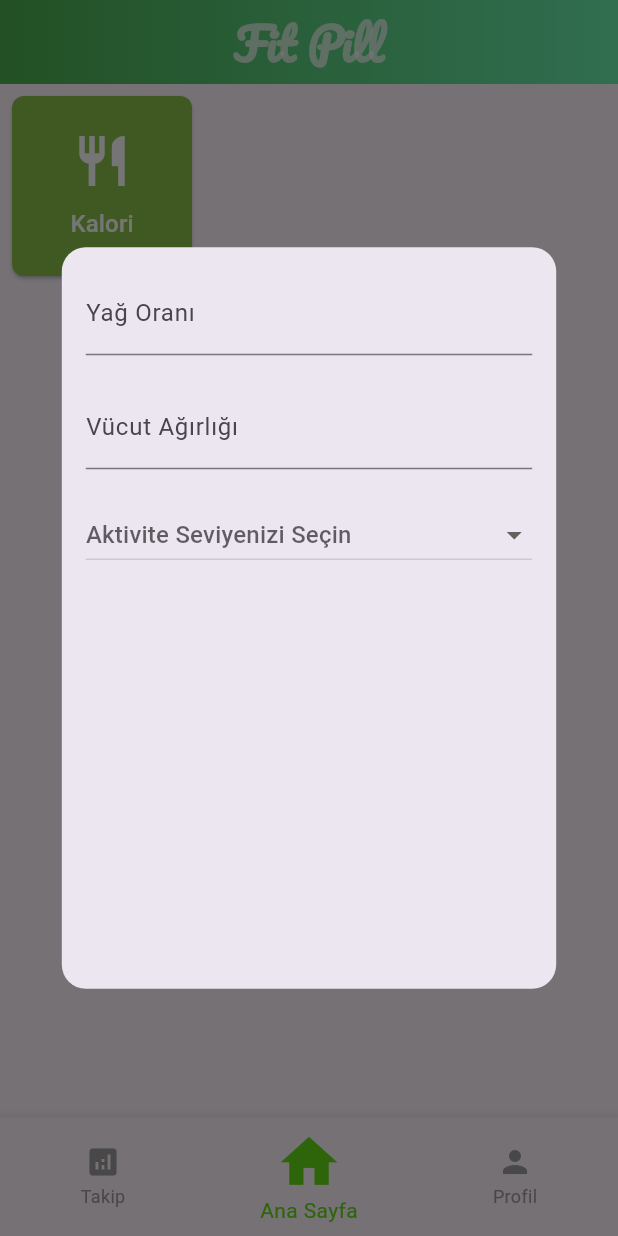
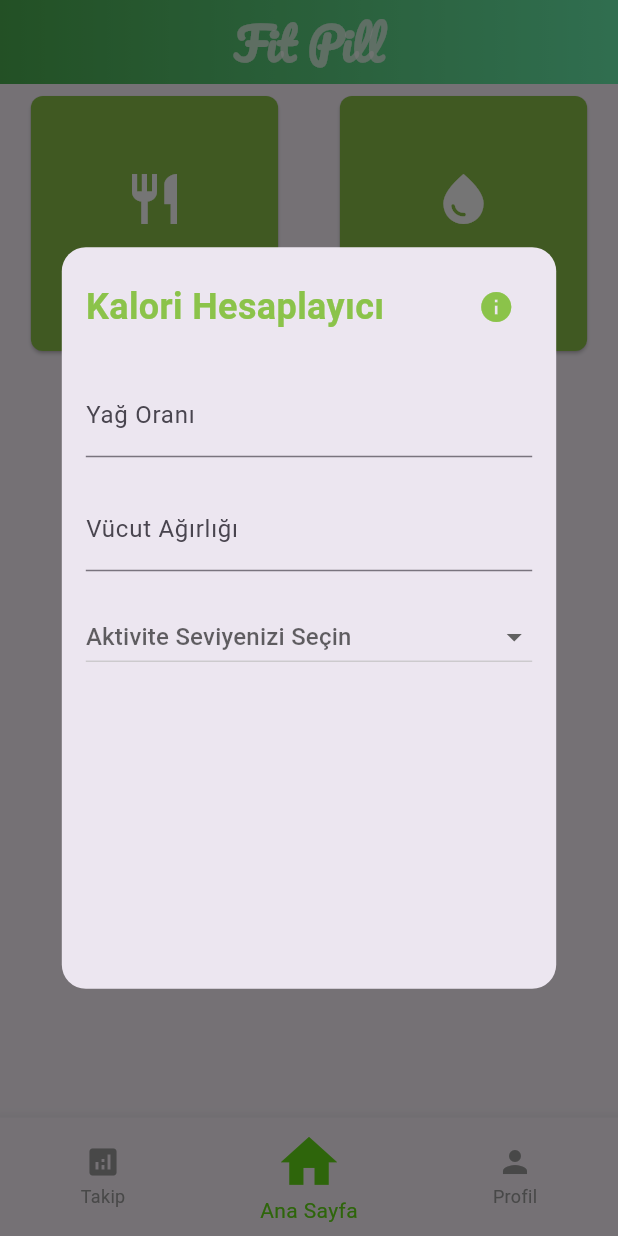
Before and after one commit to cukuryunusemre/fitpil, a Flutter app: the screen it shows after launch, item 2 of the bottom bar chosen, after a tap on "Kalori", on a phone screen of 412 x 824 dp. Run offline on Flutter 3.47's test engine with Material 3 defaults, Android fonts, the phone set to English and light mode, and no system bars; our stand-ins replace image_picker.

Commit message:
kalori sayfası hatalar giderildi

```diff
--- /dev/null
+++ b/lib/calorie_dart.dart
@@ -0,0 +1,217 @@
+import 'package:fitpil/main.dart';
+import 'package:flutter/material.dart';
+
+TextEditingController fat_percentageController = TextEditingController();
+TextEditingController body_weightController = TextEditingController();
+List<String> activity_level = [
+  "Sedanter (Hareketsiz)",
+  "Az Aktif (1-3 gün egzersiz)",
+  "Orta Aktif (3-5 gün egzersiz.)",
+  "Çok Aktif (6-7 gün egzersiz)",
+  "Atletik (Profesyonel Sporcu)"
+];
+int? selectedIndex;
+double? maintain_calorie;
+double bmr = 0;
+String fat_rate_warning = '';
+String bw_warning = '';
+double for_cut = 0;
+double for_bulk = 0;
+
+void showCaloriePage(BuildContext context) {
+  fat_percentageController.clear();
+  body_weightController.clear();
+  selectedIndex = null;
+  fat_rate_warning = '';
+  bw_warning = '';
+  maintain_calorie = null;
+  showDialog(
+    context: context,
+    builder: (BuildContext context) {
+      return StatefulBuilder(
+          builder: (BuildContext context, StateSetter setState) {
+        return Dialog(
+          shape: RoundedRectangleBorder(
+            borderRadius: BorderRadius.circular(16),
+          ),
+          child: Container(
+            padding: EdgeInsets.all(16),
+            width: MediaQuery.of(context).size.width * 0.8,
+            height: MediaQuery.of(context).size.height * 0.6,
+            child: Column(
+              mainAxisSize: MainAxisSize.min,
+              children: [
+                Row(
+                  mainAxisAlignment: MainAxisAlignment.spaceBetween,
+                  children: [
+                    Text(
+                      "Kalori Hesaplayıcı",
+                      style: TextStyle(
+                          fontSize: 24.0,
+                          fontWeight: FontWeight.bold,
+                          color: Colors.lightGreen),
+                    ),
+                    IconButton(
+                      onPressed: () {
+                        showDialog(
+                          context: context,
+                          builder: (BuildContext context) {
+                            return AlertDialog(
+                              title: Text(
+                                "Açıklama",
+                                style: TextStyle(color: Colors.lightGreen),
+                              ),
+                              content: Text(
+                                "Girilen yağ oranı ve vücut kütlesi ile bmr (bazal metabolizma hızı) ve "
+                                "günlük almanız gereken kalori ihtiyacınız hesaplanır."
+                                "Kilo vermek için günlük almanız gereken kalori ihtiyacınızın %15 azını, "
+                                "kilo almak için ise %10 fazlasını alabilirsiniz.\nBu hesaplamada Katch-McArdle Formülü kullanılmıştır.",
+                                style: TextStyle(fontSize: 15.0, height: 1.5),
+                              ),
+                              actions: [
+                                TextButton(
+                                  onPressed: Navigator.of(context).pop,
+                                  child: Text(
+                                    "Anladım",
+                                    style: TextStyle(
+                                        color: Colors.lightGreen,
+                                        fontSize: 18.0),
+                                  ),
+                                )
+                              ],
+                            );
+                          },
+                        );
+                      },
+                      icon: Icon(
+                        Icons.info,
+                        color: Colors.lightGreen,
+                      ),
+                    ),
+                  ],
+                ),
+                SizedBox(
+                  height: 20.0,
+                ),
+                // Yağ Oranı TextField
+                TextField(
+                  controller: fat_percentageController,
+                  keyboardType: TextInputType.number,
+                  decoration: InputDecoration(labelText: "Yağ Oranı"),
+                  onChanged: (_) =>
+                      _calculateCalori(setState), // Hemen kontrol et
+                ),
+                SizedBox(
+                  height: 20,
+                  child: Text(
+                    fat_rate_warning,
+                    style: TextStyle(color: Colors.redAccent),
+                  ),
+                ),
+                // Vücut Ağırlığı TextField
+                TextField(
+                  controller: body_weightController,
+                  keyboardType: TextInputType.number,
+                  decoration: InputDecoration(labelText: "Vücut Ağırlığı"),
+                  onChanged: (_) =>
+                      _calculateCalori(setState), // Hemen kontrol et
+                ),
+                SizedBox(
+                  height: 20,
+                  child: Text(
+                    bw_warning,
+                    style: TextStyle(color: Colors.redAccent),
+                  ),
+                ),
+                // Aktivite Seviyesi DropdownButton
+                DropdownButton<int>(
+                  value: selectedIndex,
+                  hint: Text("Aktivite Seviyenizi Seçin"),
+                  isExpanded: true,
+                  items: activity_level.asMap().entries.map((entry) {
+                    int index = entry.key;
+                    String activity = entry.value;
+
+                    return DropdownMenuItem<int>(
+                      value: index,
+                      child: Text(activity),
+                    );
+                  }).toList(),
+                  onChanged: (value) {
+                    setState(() {
+                      selectedIndex = value;
+                      if (fat_percentageController.text.isNotEmpty &&
+                          body_weightController.text.isNotEmpty) {
+                        _calculateCalori(
+                            setState); // Seçim değiştikçe kontrol et
+                      }
+                    });
+                  },
+                ),
+                SizedBox(
+                  height: 20.0,
+                ),
+                // Sonuç Gösterimi
+                if (maintain_calorie != null)
+                  Padding(
+                    padding: EdgeInsets.only(top: 20.0),
+                    child: Text(
+                      "BMR Değeriniz: ${(bmr).toStringAsFixed(0)}\n"
+                      "Kilonuzu korumak için : ${maintain_calorie!.isNaN ? "Tanımsız" : maintain_calorie!.toStringAsFixed(0)} kcal\n"
+                      "Kilo vermek için : ${(maintain_calorie! - maintain_calorie! * 0.15).toStringAsFixed(0)} kcal\n"
+                      "Kilo almak için : ${(maintain_calorie! + maintain_calorie! * 0.10).toStringAsFixed(0)} kcal",
+                      style: TextStyle(height: 1.5, fontSize: 16.0),
+                    ),
+                  ),
+              ],
+            ),
+          ),
+        );
+      });
+    },
+  );
+}
+
+// Yağ oranı ve vücut ağırlığını kontrol et ve kalori hesapla
+void _calculateCalori(StateSetter setState) {
+  double fat = double.tryParse(fat_percentageController.text) ?? 0;
+  double bw = double.tryParse(body_weightController.text) ?? 0;
+  double lean_body_mass = bw * (1 - (fat / 100));
+  bmr = 370 + (21.6 * lean_body_mass);
+
+  // Hata mesajlarını anında güncelle
+  setState(() {
+    if (fat < 2 || fat > 60) {
+      fat_rate_warning = "2 ile 60 arasında olmalı.";
+      maintain_calorie = null;
+      bw_warning = '';
+    } else if (bw < 25 || bw > 300) {
+      bw_warning = "En az 25 en fazla 300 olmalı.";
+      fat_rate_warning = '';
+      maintain_calorie = null;
+    } else {
+      fat_rate_warning = '';
+      bw_warning = '';
+      if (fat_percentageController.text.isEmpty ||
+          body_weightController.text.isEmpty ||
+          selectedIndex == null) {
+        maintain_calorie = null; // Sonuç yok
+      } else {
+        fat_rate_warning = ''; // Yağ oranı hatası yok
+        bw_warning = ''; // Vücut ağırlığı hatası yok
+        // Aktivite seviyesine göre kalori hesaplama
+        if (selectedIndex == 0) {
+          maintain_calorie = bmr * 1.2; // Sedanter
+        } else if (selectedIndex == 1) {
+          maintain_calorie = bmr * 1.375; // Az Aktif
+        } else if (selectedIndex == 2) {
+          maintain_calorie = bmr * 1.55; // Orta Aktif
+        } else if (selectedIndex == 3) {
+          maintain_calorie = bmr * 1.725; // Çok Aktif
+        } else if (selectedIndex == 4) {
+          maintain_calorie = bmr * 1.9; // Atletik
+        }
+      }
+    }
+  });
+}
--- /dev/null
+++ b/lib/fat_rate.dart
@@ -0,0 +1,6 @@
+import 'package:flutter/material.dart';
+// 1 tane radiobutton 4 tane textField erkekse 1 tane textField gizlenecek
+// 1 tane resultta sonuç gösterilecek
+// açıklama kısmı için Navy BF Calculator
+// erkek için : Vücut Yağ Yüzdesi = 86.010 × log10(Bel - Boyun) - 70.041 × log10(Boy) + 36.76
+// kadın için : Vücut Yağ Yüzdesi = 163.205 × log10(Bel + Kalça - Boyun) - 97.684 × log10(Boy) - 78.387
--- a/lib/home.dart
+++ b/lib/home.dart
@@ -1,6 +1,6 @@
-// hata mesajlarını düzelt
-
 import 'package:flutter/material.dart';
+import 'calorie_dart.dart';
+import 'fat_rate.dart';
 
 class HomePage extends StatefulWidget {
   @override
@@ -8,158 +8,6 @@ class HomePage extends StatefulWidget {
 }
 
 class _HomePageState extends State<HomePage> {
-  TextEditingController fat_percentageController = TextEditingController();
-  TextEditingController body_weightController = TextEditingController();
-  List<String> activity_level = [
-    "Sedanter (Hareketsiz)",
-    "Az Aktif (1-3 gün egzersiz)",
-    "Orta Aktif (3-5 gün egzersiz.)",
-    "Çok Aktif (6-7 gün egzersiz)",
-    "Atletik (Profesyonel Sporcu)"
-  ];
-  int? selectedIndex;
-  double? result;
-  String fat_rate_warning = '';
-  String bw_warning = '';
-  String? for_cut;
-  String? for_bulk;
-
-  void _showCaloriPage() {
-    fat_percentageController.clear();
-    body_weightController.clear();
-    selectedIndex = null;
-    fat_rate_warning = '';
-    bw_warning = '';
-    result = null;
-    showDialog(
-      context: context,
-      builder: (BuildContext context) {
-        return StatefulBuilder(
-            builder: (BuildContext context, StateSetter setState) {
-          return Dialog(
-            shape: RoundedRectangleBorder(
-              borderRadius: BorderRadius.circular(16),
-            ),
-            child: Container(
-              padding: EdgeInsets.all(16),
-              width: MediaQuery.of(context).size.width * 0.8,
-              height: MediaQuery.of(context).size.height * 0.6,
-              child: Column(
-                mainAxisSize: MainAxisSize.min,
-                children: [
-                  // Yağ Oranı TextField
-                  TextField(
-                    controller: fat_percentageController,
-                    keyboardType: TextInputType.number,
-                    decoration: InputDecoration(labelText: "Yağ Oranı"),
-                    onChanged: (_) =>
-                        _calculateCalori(setState), // Hemen kontrol et
-                  ),
-                  SizedBox(
-                    height: 20,
-                    child: Text(
-                      fat_rate_warning,
-                      style: TextStyle(color: Colors.redAccent),
-                    ),
-                  ),
-                  // Vücut Ağırlığı TextField
-                  TextField(
-                    controller: body_weightController,
-                    keyboardType: TextInputType.number,
-                    decoration: InputDecoration(labelText: "Vücut Ağırlığı"),
-                    onChanged: (_) =>
-                        _calculateCalori(setState), // Hemen kontrol et
-                  ),
-                  SizedBox(
-                    height: 20,
-                    child: Text(
-                      bw_warning,
-                      style: TextStyle(color: Colors.redAccent),
-                    ),
-                  ),
-                  // Aktivite Seviyesi DropdownButton
-                  DropdownButton<int>(
-                    value: selectedIndex,
-                    hint: Text("Aktivite Seviyenizi Seçin"),
-                    isExpanded: true,
-                    items: activity_level.asMap().entries.map((entry) {
-                      int index = entry.key;
-                      String activity = entry.value;
-
-                      return DropdownMenuItem<int>(
-                        value: index,
-                        child: Text(activity),
-                      );
-                    }).toList(),
-                    onChanged: (value) {
-                      setState(() {
-                        selectedIndex = value;
-                        _calculateCalori(
-                            setState); // Seçim değiştikçe kontrol et
-                      });
-                    },
-                  ),
-                  SizedBox(
-                    height: 20.0,
-                  ),
-                  // Sonuç Gösterimi
-                  if (result != null)
-                    Padding(
-                      padding: EdgeInsets.only(top: 20.0),
-                      child: Text("BMR Değeriniz: \n"
-                          "Günlük almanız gereken kalori : ${result!.isNaN ? "Tanımsız" : result!.toStringAsFixed(2)}"),
-                    ),
-                ],
-              ),
-            ),
-          );
-        });
-      },
-    );
-  }
-
-  // Yağ oranı ve vücut ağırlığını kontrol et ve kalori hesapla
-  void _calculateCalori(StateSetter setState) {
-    double fat = double.tryParse(fat_percentageController.text) ?? 0;
-    double bw = double.tryParse(body_weightController.text) ?? 0;
-    double lean_body_mass = bw * (1 - (fat / 100));
-    double bmr = 370 + (21.6 * lean_body_mass);
-
-    // Hata mesajlarını anında güncelle
-    setState(() {
-      if (fat < 2 || fat > 60) {
-        fat_rate_warning = "Yağ oranı 2'den düşük ve 60'dan yüksek olamaz.";
-        result = null;
-      } else if (bw < 25 || bw > 300) {
-        bw_warning = "Vücut ağırlığı 25'ten düşük ve 300'den yüksek olamaz.";
-        result = null;
-      } else {
-        if (fat_percentageController.text.isEmpty ||
-            body_weightController.text.isEmpty ||
-            selectedIndex == null) {
-          result = null; // Sonuç yok
-          fat_rate_warning = ''; // Uyarı mesajlarını sıfırla
-          bw_warning = '';
-        } else {
-          fat_rate_warning = ''; // Yağ oranı hatası yok
-          bw_warning = ''; // Vücut ağırlığı hatası yok
-          // Aktivite seviyesine göre kalori hesaplama
-          if (selectedIndex == 0) {
-            result = bmr * 1.2; // Sedanter
-          } else if (selectedIndex == 1) {
-            result = bmr * 1.375; // Az Aktif
-          } else if (selectedIndex == 2) {
-            result = bmr * 1.55; // Orta Aktif
-          } else if (selectedIndex == 3) {
-            result = bmr * 1.725; // Çok Aktif
-          } else if (selectedIndex == 4) {
-            result = bmr * 1.9; // Atletik
-          }
-        }
-      }
-    });
-  }
-
   @override
   Widget build(BuildContext context) {
     return Padding(
@@ -167,10 +15,11 @@ class _HomePageState extends State<HomePage> {
       child: Column(
         children: [
           Row(
+            mainAxisAlignment: MainAxisAlignment.spaceEvenly,
             children: [
               SizedBox(
-                width: 120.0,
-                height: 120.0,
+                width: MediaQuery.of(context).size.width * 0.4,
+                height: 170.0,
                 child: ElevatedButton(
                   style: ElevatedButton.styleFrom(
                     backgroundColor: Colors.lightGreen,
@@ -178,7 +27,9 @@ class _HomePageState extends State<HomePage> {
                       borderRadius: BorderRadius.circular(8),
                     ),
                   ),
-                  onPressed: _showCaloriPage,
+                  onPressed: () {
+                    showCaloriePage(context);
+                  },
                   child: Column(
                     mainAxisAlignment: MainAxisAlignment.center,
                     children: [
@@ -196,6 +47,39 @@ class _HomePageState extends State<HomePage> {
                   ),
                 ),
               ),
+              SizedBox(
+                width: 16.0,
+              ),
+              SizedBox(
+                width: MediaQuery.of(context).size.width * 0.4,
+                height: 170.0,
+                child: ElevatedButton(
+                  style: ElevatedButton.styleFrom(
+                    backgroundColor: Colors.lightGreen,
+                    shape: RoundedRectangleBorder(
+                      borderRadius: BorderRadius.circular(8),
+                    ),
+                  ),
+                  onPressed: () {
+                    // showFatRatePage(context);
+                  },
+                  child: Column(
+                    mainAxisAlignment: MainAxisAlignment.center,
+                    children: [
+                      Icon(
+                        Icons.water_drop,
+                        color: Colors.white,
+                        size: 40.0,
+                      ),
+                      SizedBox(height: 10.0),
+                      Text(
+                        "Yağ Oranı",
+                        style: TextStyle(color: Colors.white, fontSize: 16.0),
+                      ),
+                    ],
+                  ),
+                ),
+              ),
             ],
           ),
         ],
--- a/pubspec.yaml
+++ b/pubspec.yaml
@@ -19,6 +19,8 @@ dependencies:
 
   cupertino_icons: ^1.0.8
   image_picker: ^1.1.2
+  font_awesome_flutter: ^10.8.0
+
 
 dev_dependencies:
   flutter_test:
```
Also changed, not shown: pubspec.lock.
